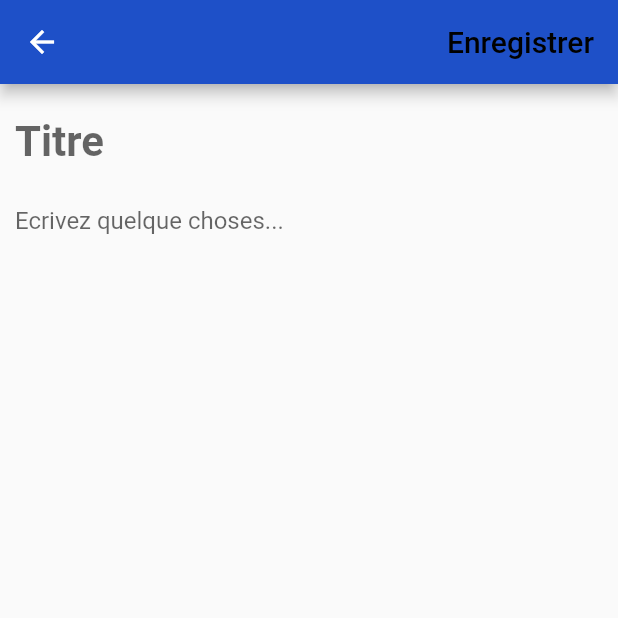
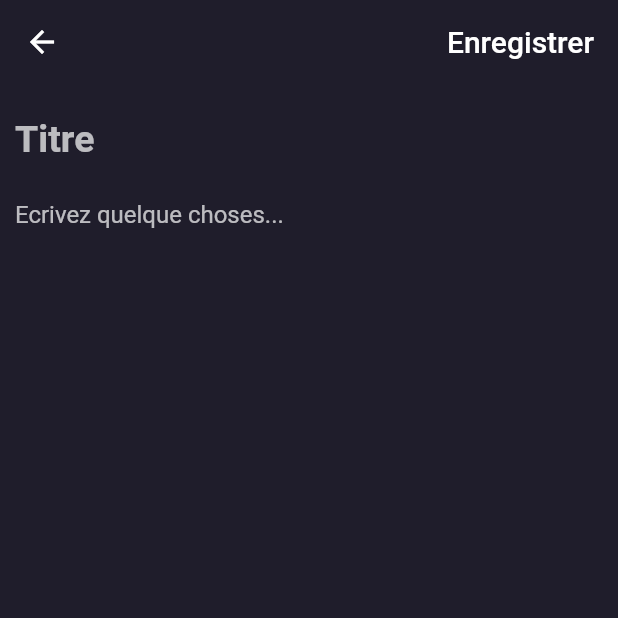
Before and after one commit to mooosmad/keep-note, a Flutter app: the AjouteNote screen opened directly, on a phone screen of 412 x 824 dp, the top half of it. Run offline on Flutter 3.47's test engine with Material 2 defaults, Android fonts, the phone set to English and light mode, and no system bars; our stand-ins replace sqflite; accounts and stored records are empty.

Commit message:
new design

```diff
--- a/notes/lib/ajouterNotes.dart
+++ b/notes/lib/ajouterNotes.dart
@@ -19,18 +19,25 @@ class _AjouterNote extends State<AjouteNote> {
   @override
   Widget build(BuildContext context) {
     return Scaffold(
+      backgroundColor: Color(0xFF1F1D2B),
       appBar: AppBar(
-        backgroundColor: Color.fromRGBO(30, 80, 200, 1),
+        elevation: 0,
+        backgroundColor: Color(0xFF1F1D2B),
         actions: [
+          // ignore: deprecated_member_use
           FlatButton(
               onPressed: () {
                 Navigator.pop(context);
                 setState(() {
-                  if (titre != null && note != null) {
+                  if (titre != null && note != null ||
+                      note != null ||
+                      titre == " " ||
+                      titre != null ||
+                      note == " ") {
                     NotesDataBase.instance.insertNote(
                       DataNotes(
                         id: id,
-                        titre: titre.toUpperCase(),
+                        titre: titre,
                         note: note,
                         j: datetoday().day,
                         m: datetoday().month,
@@ -46,12 +53,13 @@ class _AjouterNote extends State<AjouteNote> {
                 'Enregistrer',
                 style: TextStyle(
                   fontSize: 20,
-                  color: Colors.black,
+                  color: Colors.white,
                 ),
               ))
         ],
       ),
-      body: Column(
+      body: SingleChildScrollView(
+        child: Column(
           children: [
             Padding(
               padding: const EdgeInsets.all(10.0),
@@ -59,16 +67,20 @@ class _AjouterNote extends State<AjouteNote> {
                 children: [
                   Container(
                     child: TextField(
+                      textCapitalization: TextCapitalization.sentences,
                       decoration: InputDecoration(
+                        hintStyle: TextStyle(
+                          color: Colors.white70,
+                        ),
                         hintText: 'Titre',
                         border: InputBorder.none,
                       ),
                       style: TextStyle(
-                        fontSize: 28.0,
+                          fontSize: 25.0,
                           fontWeight: FontWeight.bold,
-                        color: Colors.black),
+                          color: Colors.white70),
                       keyboardType: TextInputType.multiline,
-                    maxLines: 1,
+                      maxLines: null,
                       onChanged: (t) {
                         setState(() {
                           titre = t;
@@ -78,12 +90,16 @@ class _AjouterNote extends State<AjouteNote> {
                   ),
                   Container(
                     child: TextField(
+                      textCapitalization: TextCapitalization.sentences,
                       decoration: InputDecoration(
+                        hintStyle: TextStyle(
+                          color: Colors.white70,
+                        ),
                         hintText: 'Ecrivez quelque choses...',
                         border: InputBorder.none,
                       ),
                       style: TextStyle(
-                      color: Colors.black,
+                        color: Colors.white70,
                       ),
                       keyboardType: TextInputType.multiline,
                       maxLines: null,
@@ -99,6 +115,7 @@ class _AjouterNote extends State<AjouteNote> {
             ),
           ],
         ),
+      ),
     );
   }
 
--- a/notes/lib/data/notesDatabase.dart
+++ b/notes/lib/data/notesDatabase.dart
@@ -21,7 +21,7 @@ class NotesDataBase {
   initDB() async {
     WidgetsFlutterBinding.ensureInitialized();
     return await openDatabase(
-      join(await getDatabasesPath(), "datab_note.db"),
+      join(await getDatabasesPath(), "databases_note.db"),
       onCreate: (db, i) {
         return db.execute(
           "CREATE TABLE note(id INTEGER PRIMARY KEY AUTOINCREMENT, titre TEXT,note TEXT,name TEXT,jour INT,mois INT,annee INT,heure INT,minute INT)",
```
Also changed, not shown: notes/lib/data/notes.dart (+6 -7 lines), notes/lib/main.dart (+93 -34 lines), notes/lib/modifierNotes.dart (+48 -28 lines), notes/assets/icons/icons.jpeg (added), 32 other files. Lines whose indentation alone changed are shown as unchanged.
